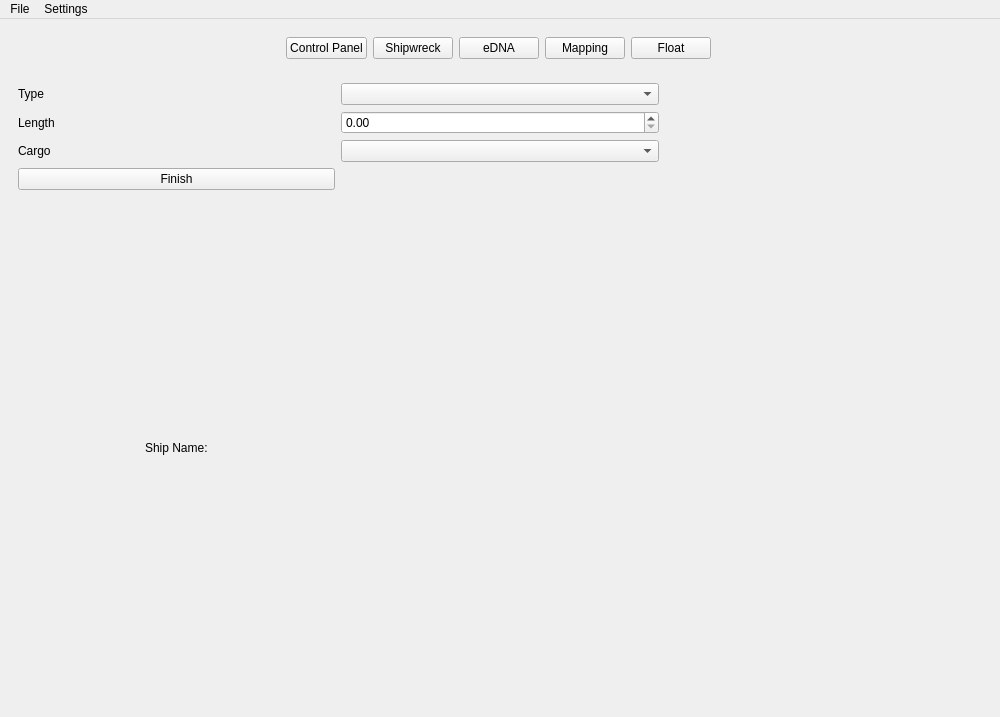
jorelaustin/GUI-for-ROV-Mate-2025, file ui/main4.1-test.ui: the form before one commit.
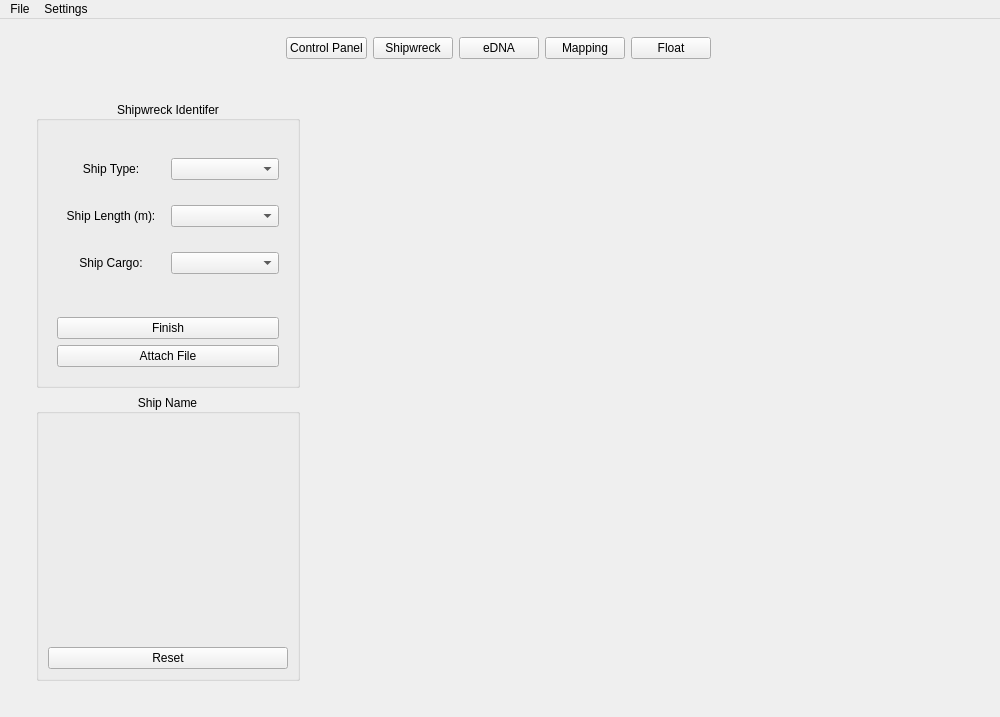
The form after the commit. The open tabs and pages were chosen to show the change.

```diff
--- a/ui/main4.1-test.ui
+++ b/ui/main4.1-test.ui
@@ -564,102 +564,138 @@
       </widget>
       <widget class="QWidget" name="shipwreck_panel_page">
        <layout class="QGridLayout" name="gridLayout_9">
-        <item row="2" column="1">
-         <widget class="QComboBox" name="shipCargo_menu">
+        <item row="0" column="0">
+         <widget class="QWidget" name="shipwreck_panel" native="true">
+          <layout class="QHBoxLayout" name="horizontalLayout_7" stretch="30,70">
           <item>
-           <property name="text">
-            <string/>
-           </property>
-          </item>
+            <widget class="QWidget" name="shipwreck_gui_panel" native="true">
+             <layout class="QVBoxLayout" name="verticalLayout_5" stretch="50,50">
           <item>
-           <property name="text">
-            <string>bricks</string>
-           </property>
-          </item>
-          <item>
-           <property name="text">
-            <string>coal</string>
-           </property>
-          </item>
+               <widget class="QGroupBox" name="shipwreck_identifer">
+                <property name="title">
+                 <string>Shipwreck Identifer</string>
+                </property>
+                <property name="alignment">
+                 <set>Qt::AlignCenter</set>
+                </property>
+                <layout class="QVBoxLayout" name="verticalLayout_6" stretch="80,20">
           <item>
-           <property name="text">
-            <string>furnace sand</string>
-           </property>
-          </item>
-          <item>
-           <property name="text">
-            <string>wheat</string>
-           </property>
-          </item>
-         </widget>
-        </item>
-        <item row="1" column="1">
-         <widget class="QDoubleSpinBox" name="shipLength_spinBox"/>
-        </item>
-        <item row="4" column="0" alignment="Qt::AlignHCenter">
-         <widget class="QLabel" name="label_4">
-          <property name="text">
-           <string>Ship Name:</string>
-          </property>
-         </widget>
-        </item>
-        <item row="3" column="0">
-         <widget class="QPushButton" name="shipFinishButton">
-          <property name="text">
-           <string>Finish</string>
-          </property>
-         </widget>
-        </item>
+                  <widget class="QWidget" name="shipwreck_combo_boxes_menu" native="true">
+                   <layout class="QGridLayout" name="gridLayout_22">
         <item row="0" column="0">
          <widget class="QLabel" name="label">
           <property name="text">
-           <string>Type</string>
+                       <string>Ship Type:</string>
+                      </property>
+                      <property name="alignment">
+                       <set>Qt::AlignCenter</set>
           </property>
          </widget>
         </item>
-        <item row="2" column="0">
-         <widget class="QLabel" name="label_3">
-          <property name="text">
-           <string>Cargo</string>
-          </property>
-         </widget>
+                    <item row="0" column="1">
+                     <widget class="QComboBox" name="shipType_menu"/>
         </item>
         <item row="1" column="0">
          <widget class="QLabel" name="label_2">
           <property name="text">
-           <string>Length</string>
-          </property>
-         </widget>
-        </item>
-        <item row="0" column="1">
-         <widget class="QComboBox" name="shipType_menu">
-          <item>
-           <property name="text">
-            <string/>
-           </property>
-          </item>
-          <item>
+                       <string>Ship Length (m):</string>
+                      </property>
+                      <property name="alignment">
+                       <set>Qt::AlignCenter</set>
+                      </property>
+                     </widget>
+                    </item>
+                    <item row="1" column="1">
+                     <widget class="QComboBox" name="shipLength_menu"/>
+                    </item>
+                    <item row="2" column="0">
+                     <widget class="QLabel" name="label_3">
            <property name="text">
-            <string>freighter</string>
-           </property>
-          </item>
+                       <string>Ship Cargo:</string>
+                      </property>
+                      <property name="alignment">
+                       <set>Qt::AlignCenter</set>
+                      </property>
+                     </widget>
+                    </item>
+                    <item row="2" column="1">
+                     <widget class="QComboBox" name="shipCargo_menu"/>
+                    </item>
+                   </layout>
+                  </widget>
+                 </item>
           <item>
+                  <widget class="QWidget" name="shipwreck_buttons_menu" native="true">
+                   <layout class="QVBoxLayout" name="verticalLayout_7">
+                    <item>
+                     <widget class="QPushButton" name="shipFinishButton">
            <property name="text">
-            <string>paddlewheel</string>
-           </property>
+                       <string>Finish</string>
+                      </property>
+                     </widget>
           </item>
           <item>
+                     <widget class="QPushButton" name="attachFileShipwreck">
            <property name="text">
-            <string>schooner</string>
-           </property>
-          </item>
-         </widget>
-        </item>
-        <item row="4" column="2">
+                       <string>Attach File</string>
+                      </property>
+                     </widget>
+                    </item>
+                   </layout>
+                  </widget>
+                 </item>
+                </layout>
+               </widget>
+              </item>
+              <item>
+               <widget class="QGroupBox" name="shipwreck_name_result">
+                <property name="title">
+                 <string>Ship Name</string>
+                </property>
+                <property name="alignment">
+                 <set>Qt::AlignCenter</set>
+                </property>
+                <layout class="QVBoxLayout" name="verticalLayout_8">
+                 <item>
          <widget class="QLabel" name="shipNameDisplay">
           <property name="text">
            <string/>
           </property>
+                   <property name="alignment">
+                    <set>Qt::AlignCenter</set>
+                   </property>
+                  </widget>
+                 </item>
+                 <item>
+                  <widget class="QPushButton" name="shipwreckResetButton">
+                   <property name="text">
+                    <string>Reset</string>
+                   </property>
+                  </widget>
+                 </item>
+                </layout>
+               </widget>
+              </item>
+             </layout>
+            </widget>
+           </item>
+           <item>
+            <widget class="QWidget" name="shipwreck_image_result_panel" native="true">
+             <layout class="QGridLayout" name="gridLayout_23">
+              <item row="0" column="0">
+               <widget class="QLabel" name="shipwreckImageLabel">
+                <property name="text">
+                 <string/>
+                </property>
+                <property name="alignment">
+                 <set>Qt::AlignCenter</set>
+                </property>
+               </widget>
+              </item>
+             </layout>
+            </widget>
+           </item>
+          </layout>
          </widget>
         </item>
        </layout>
```
Left out of the diff: 222 changed lines with no effect on the pictures. Lines whose indentation alone changed are shown as unchanged.
